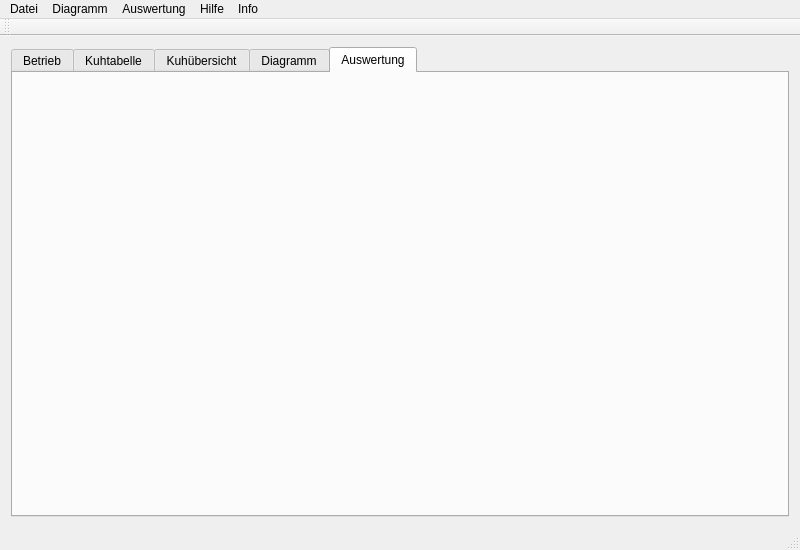
The window that mainwindow.ui (kuhmuckl/kuhmuckl) describes before a commit, drawn with Qt 5.
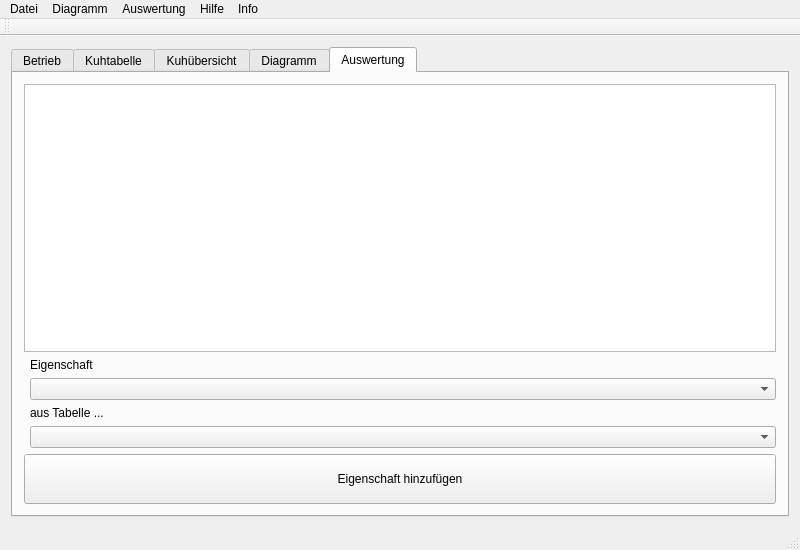
The same window after the commit. The open tabs and pages were chosen to show the change.

```diff
--- a/mainwindow.ui
+++ b/mainwindow.ui
@@ -393,6 +393,51 @@
        <attribute name="title">
         <string>Auswertung</string>
        </attribute>
+       <layout class="QVBoxLayout" name="verticalLayout_6">
+        <item>
+         <widget class="QGraphicsView" name="graphicsView_2"/>
+        </item>
+        <item>
+         <layout class="QFormLayout" name="formLayout_5">
+          <property name="fieldGrowthPolicy">
+           <enum>QFormLayout::AllNonFixedFieldsGrow</enum>
+          </property>
+          <item row="0" column="1">
+           <widget class="QLabel" name="label_8">
+            <property name="text">
+             <string>Eigenschaft</string>
+            </property>
+           </widget>
+          </item>
+          <item row="1" column="1">
+           <widget class="QComboBox" name="comboBox_3"/>
+          </item>
+          <item row="2" column="1">
+           <widget class="QLabel" name="label_9">
+            <property name="text">
+             <string>aus Tabelle ...</string>
+            </property>
+           </widget>
+          </item>
+          <item row="3" column="1">
+           <widget class="QComboBox" name="comboBox_4"/>
+          </item>
+         </layout>
+        </item>
+        <item>
+         <widget class="QPushButton" name="pushButton_7">
+          <property name="minimumSize">
+           <size>
+            <width>0</width>
+            <height>50</height>
+           </size>
+          </property>
+          <property name="text">
+           <string>Eigenschaft hinzufügen</string>
+          </property>
+         </widget>
+        </item>
+       </layout>
       </widget>
      </widget>
     </item>
```
Left out of the diff: 73 changed lines with no effect on the pictures.
